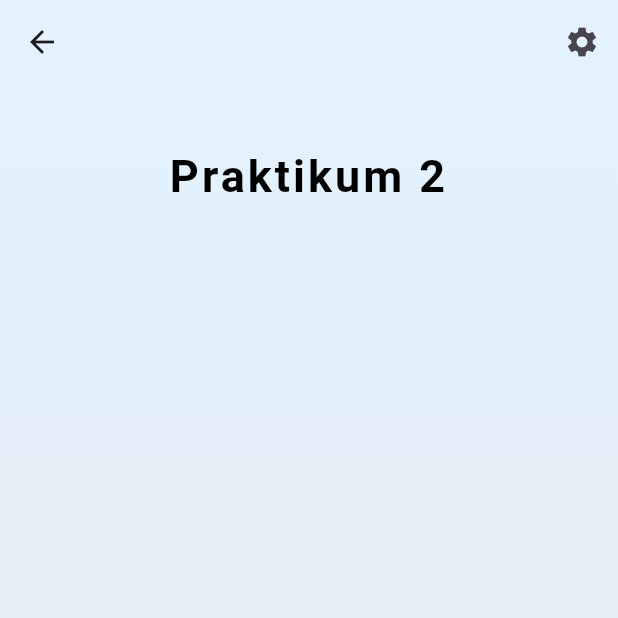
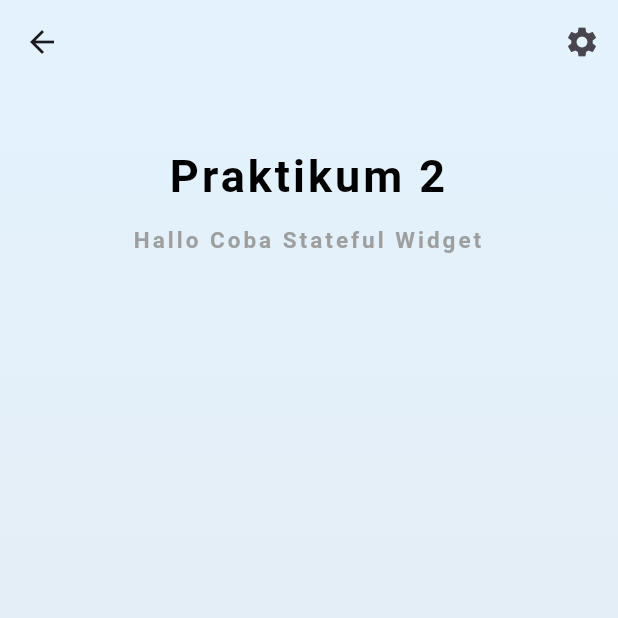
Before and after one commit to hanifatulnadiva/Praktikum2_0203, a Flutter app: the landingpage screen opened directly, on a phone screen of 412 x 824 dp, the top half of it. Run offline on Flutter 3.47's test engine with Material 3 defaults, Android fonts, the phone set to English and light mode, and no system bars.

Commit message:
menambahkan texr lagi dan mengatur style textnya

```diff
--- a/lib/tugas/stateful_stateless.dart
+++ b/lib/tugas/stateful_stateless.dart
@@ -59,6 +59,17 @@ class landingpage extends StatelessWidget {
                     ),
                   ),
                   const SizedBox(height: 10,),
+
+                  Text(
+                    "Hallo Coba Stateful Widget",
+                    textAlign: TextAlign.center,
+                    style: TextStyle(
+                      letterSpacing: 2,
+                      fontSize: 15,
+                      fontWeight: FontWeight.bold,
+                      color: Colors.grey.shade500,
+                    ),
+                  ),
                 ],
               ),
             ],
```
